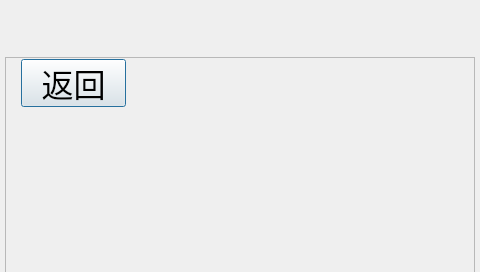
This is test_sweeper/networkdialog.ui in Kmv-Lin/Sensetime-sweeper as Qt 5 draws it before an edit. The edited form follows.
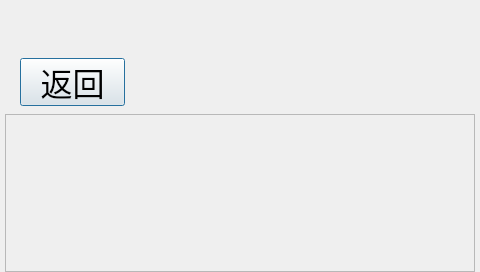
This is the edited form. Icons and pictures are not drawn.

Diff of the .ui file:
```diff
--- a/test_sweeper/networkdialog.ui
+++ b/test_sweeper/networkdialog.ui
@@ -36,9 +36,9 @@
    <property name="geometry">
     <rect>
      <x>5</x>
-     <y>57</y>
+     <y>114</y>
      <width>470</width>
-     <height>221</height>
+     <height>158</height>
     </rect>
    </property>
    <property name="layoutDirection">
@@ -56,14 +56,16 @@
       <x>0</x>
       <y>0</y>
       <width>468</width>
-      <height>219</height>
+      <height>156</height>
      </rect>
     </property>
+   </widget>
+  </widget>
     <widget class="QPushButton" name="ReturnButton">
      <property name="geometry">
       <rect>
-       <x>15</x>
-       <y>1</y>
+     <x>20</x>
+     <y>58</y>
        <width>105</width>
        <height>48</height>
       </rect>
@@ -89,8 +91,6 @@
        <height>14</height>
       </size>
      </property>
-    </widget>
-   </widget>
   </widget>
  </widget>
  <resources>
```
Lines whose indentation alone changed are shown as unchanged.
